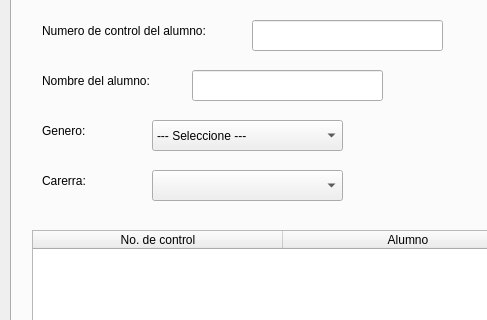
The window that Examen1/interfaz.ui (Minato97/Examen_1_PA) describes before a commit, drawn with Qt 5; both pictures show x 0 to 487 and y 86 to 406 of the 1097 by 692 pixel window.
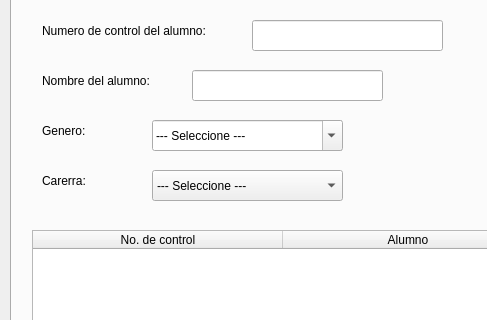
The same window after the commit. The open tabs and pages were chosen to show the change.

Patch:
```diff
--- a/Examen1/interfaz.ui
+++ b/Examen1/interfaz.ui
@@ -251,6 +251,9 @@
         <height>31</height>
        </rect>
       </property>
+      <property name="editable">
+       <bool>true</bool>
+      </property>
       <item>
        <property name="text">
         <string>--- Seleccione ---</string>
@@ -282,8 +285,13 @@
        </rect>
       </property>
       <property name="currentText">
-       <string/>
+       <string>--- Seleccione ---</string>
       </property>
+      <item>
+       <property name="text">
+        <string>--- Seleccione ---</string>
+       </property>
+      </item>
      </widget>
      <widget class="QTableWidget" name="A_tabla">
       <property name="geometry">
```
Left out of the diff: 4 changed lines with no effect on the pictures.
